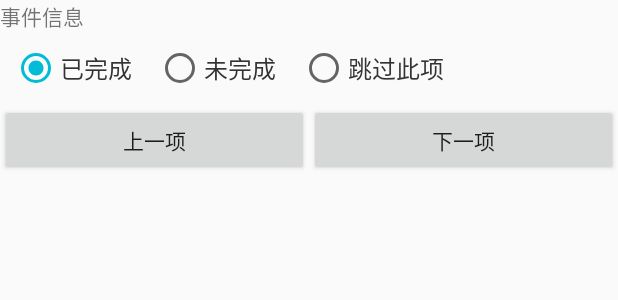
After one commit to lgxzzz/VoiceTodo, an Android app: the layout events_dialog.xml on its own in the app's theme, with its tools: preview values and no code run, on a phone screen of 412 x 824 dp. The commit adds this screen. Shown: the top 300 px of the screen. Run offline under Robolectric (Android 15) with nearby library versions, the light colour scheme and no system bars.

Commit message:
add code

```diff
--- a/app/src/main/java/com/upfinder/voicetodo/task/AddTaskActivity.kt
+++ b/app/src/main/java/com/upfinder/voicetodo/task/AddTaskActivity.kt
@@ -52,6 +52,10 @@ class AddTaskActivity : AppCompatActivity() {
         const val ALARM_EVENTS = 13
         const val NOTIFITYPE_BELL = 14
         const val NOTIFITYPE_VIBRATE = 15
+        const val EVENTS_STATE_SUCCESS = 16
+        const val EVENTS_STATE_IGNORE = 17
+        const val EVENTS_STATE_FAIL = 18
+        const val EVENTS_STATE_DEFAULT = 19
         //提醒周期
         var NOTIFI_REPEAT_PERIOD = intArrayOf(1, 2, 3, 5, 7, 10, 15, 0)
 
@@ -289,6 +293,7 @@ class AddTaskActivity : AppCompatActivity() {
         for (event in mEventChain){
             val eventObject = JSONObject();
             eventObject.put("event",event)
+            eventObject.put("state",EVENTS_STATE_DEFAULT)
             eventsJSONArray.put(eventObject)
         }
 
--- a/app/src/main/java/com/upfinder/voicetodo/worker/NotificationWorker.kt
+++ b/app/src/main/java/com/upfinder/voicetodo/worker/NotificationWorker.kt
@@ -25,6 +25,7 @@ import com.upfinder.voicetodo.task.AddTaskActivity
 import com.upfinder.voicetodo.task.ReminderActivity
 import com.upfinder.voicetodo.utils.intformat2
 import com.upfinder.voicetodo.utils.logE
+import com.upfinder.voicetodo.view.EventsDialog
 import java.util.*
 
 
@@ -68,11 +69,11 @@ class NotificationWorker : Worker() {
         setNotification(index, task)
 
         if (task.notifiType == AddTaskActivity.NOTIFITYPE_BELL) {
-            setTTS(index, task)
+//            setTTS(index, task)
         }
         //
         if(task.events.length>0){
-
+            MyApplication.showEventsDialog(task)
         }
         return WorkerResult.SUCCESS
     }
--- /dev/null
+++ b/app/src/main/res/layout/events_dialog.xml
@@ -0,0 +1,76 @@
+<?xml version="1.0" encoding="utf-8"?>
+<LinearLayout
+        xmlns:android="http://schemas.android.com/apk/res/android"
+        xmlns:tools="http://schemas.android.com/tools"
+        android:layout_width="match_parent"
+        android:layout_height="match_parent"
+        android:orientation="vertical"
+        tools:context=".MainActivity">
+
+        <TextView
+            android:layout_width="350dp"
+            android:layout_height="wrap_content"
+            android:text="事件信息"
+            android:id="@+id/eventTitle"
+            />
+
+        <LinearLayout
+            android:layout_width="match_parent"
+            android:layout_height="wrap_content"
+            android:gravity="center_vertical"
+            android:orientation="horizontal"
+            >
+                <RadioGroup
+                    android:id="@+id/rgEventState"
+                    android:layout_width="0dp"
+                    android:layout_weight="1"
+                    android:padding="8dp"
+                    android:layout_height="wrap_content"
+                    android:orientation="horizontal">
+
+                        <RadioButton
+                            android:id="@+id/rbSuccess"
+                            android:layout_width="wrap_content"
+                            android:layout_height="wrap_content"
+                            android:checked="true" android:textSize="16sp"
+                            android:text="已完成" android:textColor="#333"
+                            />
+                        <RadioButton
+                            android:id="@+id/rbFail"
+                            android:layout_width="wrap_content" android:textColor="#333"
+                            android:layout_marginLeft="16dp" android:textSize="16sp"
+                            android:layout_height="wrap_content"
+                            android:text="未完成"
+                            />
+                        <RadioButton
+                            android:id="@+id/rbIgnore"
+                            android:layout_width="wrap_content" android:textColor="#333"
+                            android:layout_marginLeft="16dp" android:textSize="16sp"
+                            android:layout_height="wrap_content"
+                            android:text="跳过此项"
+                            />
+                </RadioGroup>
+        </LinearLayout>
+        <LinearLayout
+            android:layout_width="match_parent"
+            android:layout_height="wrap_content"
+            android:orientation="horizontal"
+
+            >
+                <Button
+                    android:layout_width="0dp"
+                    android:layout_height="wrap_content"
+                    android:layout_weight="1"
+                    android:text="上一项"
+                    android:id="@+id/btPreEvent"
+                    />
+                <Button
+                    android:layout_width="0dp"
+                    android:layout_height="wrap_content"
+                    android:layout_weight="1"
+                    android:text="下一项"
+                    android:id="@+id/btNextEvent"
+                    />
+        </LinearLayout>
+
+</LinearLayout>
```
Also changed, not shown: app/src/main/java/com/upfinder/voicetodo/MyApplication.kt (+10 -0 lines), app/src/main/java/com/upfinder/voicetodo/view/EventsDialog.java (+164 -12 lines), app/src/main/res/layout/activity_add_task.xml (indentation only).
